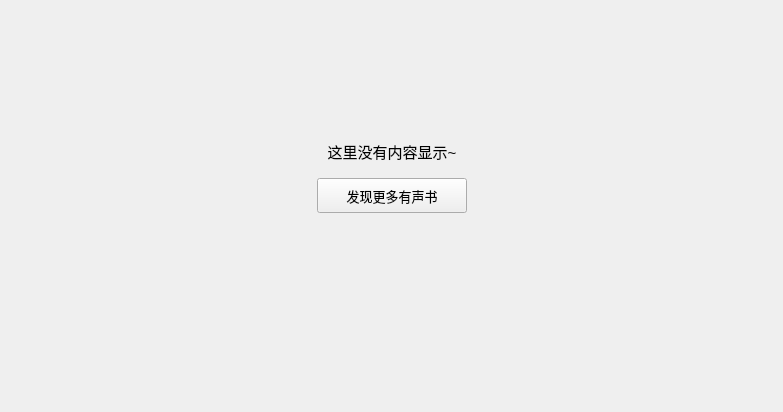
Old version of the form KuGouStart/ListenBook/ListenRecentlyPlay/ListenRecentlyPlay.ui in the repository a-mo-xi-wei/Qt-KuGouAppClient.
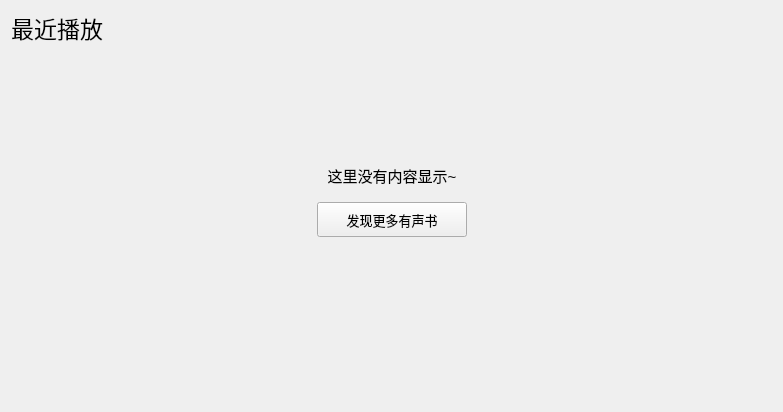
New version of the form.

Commit message: 优化界面

Diff of the .ui file:
```diff
--- a/KuGouStart/ListenBook/ListenRecentlyPlay/ListenRecentlyPlay.ui
+++ b/KuGouStart/ListenBook/ListenRecentlyPlay/ListenRecentlyPlay.ui
@@ -14,6 +14,22 @@
    <string>ListenRecentlyPlay</string>
   </property>
   <layout class="QVBoxLayout" name="verticalLayout">
+   <item>
+    <widget class="QLabel" name="title_label">
+     <property name="font">
+      <font>
+       <pointsize>17</pointsize>
+       <bold>false</bold>
+      </font>
+     </property>
+     <property name="text">
+      <string>最近播放</string>
+     </property>
+     <property name="scaledContents">
+      <bool>true</bool>
+     </property>
+    </widget>
+   </item>
    <item>
     <widget class="QWidget" name="table_widget" native="true">
      <layout class="QVBoxLayout" name="verticalLayout_2" stretch="2,1,3">
```
The commit also changes 1 other file.
